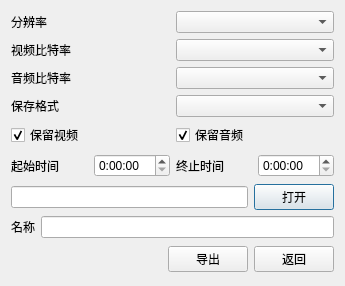
First picture: the form in MFPSinglePlayer/MFPExport.ui, repository jyhlearning/MultiFormatPlayer, before the edit.
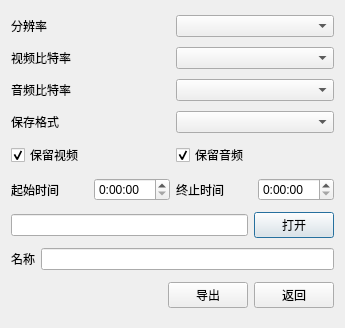
Second picture: the form after the edit.

Diff of the .ui file:
```diff
--- a/MFPSinglePlayer/MFPExport.ui
+++ b/MFPSinglePlayer/MFPExport.ui
@@ -7,7 +7,7 @@
     <x>0</x>
     <y>0</y>
     <width>345</width>
-    <height>260</height>
+    <height>328</height>
    </rect>
   </property>
   <property name="maximumSize">
```
Left out of the diff: 2 changed lines with no effect on the pictures.
